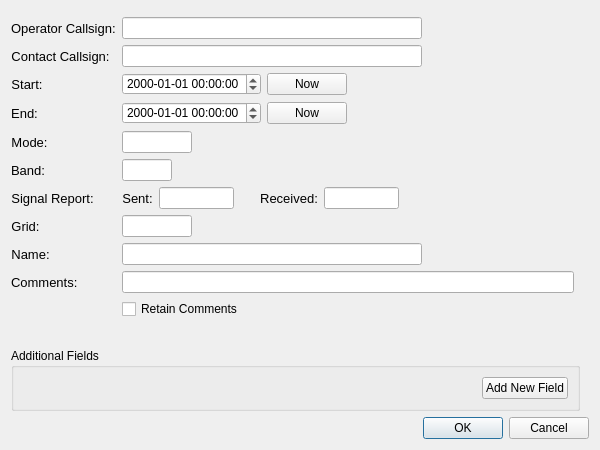
Before: the Qt Designer form logqso.ui in qcmiao1998/js8call, drawn with Qt 5.
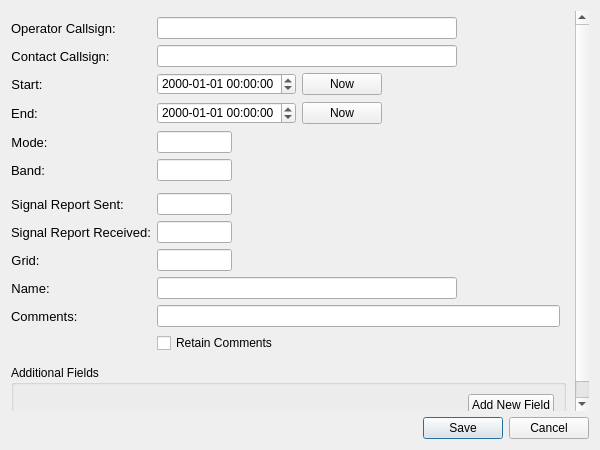
After: the same form once the commit is applied.

Commit message: Cleaned up log window and fixed tab ordering

Patch:
```diff
--- a/logqso.ui
+++ b/logqso.ui
@@ -43,7 +43,7 @@
         <x>0</x>
         <y>0</y>
         <width>568</width>
-        <height>442</height>
+        <height>473</height>
        </rect>
       </property>
       <layout class="QVBoxLayout" name="verticalLayout">
@@ -258,10 +258,13 @@
           <widget class="QLineEdit" name="mode">
            <property name="maximumSize">
             <size>
-             <width>70</width>
+             <width>75</width>
              <height>16777215</height>
             </size>
            </property>
+           <property name="alignment">
+            <set>Qt::AlignCenter</set>
+           </property>
            <property name="readOnly">
             <bool>true</bool>
            </property>
@@ -286,10 +289,13 @@
           <widget class="QLineEdit" name="band">
            <property name="maximumSize">
             <size>
-             <width>50</width>
+             <width>75</width>
              <height>16777215</height>
             </size>
            </property>
+           <property name="alignment">
+            <set>Qt::AlignCenter</set>
+           </property>
           </widget>
          </item>
          <item row="6" column="0">
@@ -300,116 +306,37 @@
            <property name="topMargin">
             <number>0</number>
            </property>
-           <item row="0" column="0">
-            <widget class="QLabel" name="lab6">
-             <property name="font">
-              <font>
-               <pointsize>10</pointsize>
-              </font>
-             </property>
-             <property name="text">
-              <string>Signal Report:</string>
-             </property>
-             <property name="alignment">
-              <set>Qt::AlignCenter</set>
-             </property>
-            </widget>
-           </item>
           </layout>
          </item>
-         <item row="6" column="1">
-          <layout class="QGridLayout" name="gridLayout_3">
-           <property name="topMargin">
-            <number>0</number>
+         <item row="8" column="0">
+          <widget class="QLabel" name="lab7">
+           <property name="font">
+            <font>
+             <pointsize>10</pointsize>
+            </font>
            </property>
-           <item row="1" column="0">
-            <widget class="QLabel" name="label">
-             <property name="font">
-              <font>
-               <pointsize>10</pointsize>
-              </font>
-             </property>
-             <property name="text">
-              <string>Sent:</string>
-             </property>
-             <property name="alignment">
-              <set>Qt::AlignCenter</set>
-             </property>
-            </widget>
-           </item>
-           <item row="1" column="1">
-            <widget class="QLineEdit" name="sent">
-             <property name="maximumSize">
-              <size>
-               <width>75</width>
-               <height>16777215</height>
-              </size>
-             </property>
-             <property name="alignment">
-              <set>Qt::AlignCenter</set>
-             </property>
-            </widget>
-           </item>
-           <item row="1" column="4">
-            <widget class="QLineEdit" name="rcvd">
-             <property name="maximumSize">
-              <size>
-               <width>75</width>
-               <height>16777215</height>
-              </size>
-             </property>
-             <property name="alignment">
-              <set>Qt::AlignCenter</set>
-             </property>
-            </widget>
-           </item>
-           <item row="1" column="3">
-            <widget class="QLabel" name="lab7">
-             <property name="font">
-              <font>
-               <pointsize>10</pointsize>
-              </font>
-             </property>
-             <property name="text">
-              <string>Received:</string>
-             </property>
-             <property name="alignment">
-              <set>Qt::AlignCenter</set>
-             </property>
-            </widget>
-           </item>
-           <item row="1" column="2">
-            <spacer name="horizontalSpacer_4">
-             <property name="orientation">
-              <enum>Qt::Horizontal</enum>
-             </property>
-             <property name="sizeType">
-              <enum>QSizePolicy::Minimum</enum>
-             </property>
-             <property name="sizeHint" stdset="0">
-              <size>
-               <width>20</width>
-               <height>20</height>
-              </size>
-             </property>
-            </spacer>
-           </item>
-           <item row="1" column="5">
-            <spacer name="horizontalSpacer_3">
-             <property name="orientation">
-              <enum>Qt::Horizontal</enum>
-             </property>
-             <property name="sizeHint" stdset="0">
-              <size>
-               <width>40</width>
-               <height>20</height>
-              </size>
-             </property>
-            </spacer>
-           </item>
-          </layout>
+           <property name="text">
+            <string>Signal Report Received:</string>
+           </property>
+           <property name="alignment">
+            <set>Qt::AlignCenter</set>
+           </property>
+          </widget>
          </item>
-         <item row="7" column="0">
+         <item row="8" column="1">
+          <widget class="QLineEdit" name="rcvd">
+           <property name="maximumSize">
+            <size>
+             <width>75</width>
+             <height>16777215</height>
+            </size>
+           </property>
+           <property name="alignment">
+            <set>Qt::AlignCenter</set>
+           </property>
+          </widget>
+         </item>
+         <item row="9" column="0">
           <widget class="QLabel" name="lab8">
            <property name="font">
             <font>
@@ -424,17 +351,20 @@
            </property>
           </widget>
          </item>
-         <item row="7" column="1">
+         <item row="9" column="1">
           <widget class="QLineEdit" name="grid">
            <property name="maximumSize">
             <size>
-             <width>70</width>
+             <width>75</width>
              <height>16777215</height>
             </size>
            </property>
+           <property name="alignment">
+            <set>Qt::AlignCenter</set>
+           </property>
           </widget>
          </item>
-         <item row="9" column="0">
+         <item row="10" column="0">
           <widget class="QLabel" name="lab9">
            <property name="enabled">
             <bool>true</bool>
@@ -452,7 +382,7 @@
            </property>
           </widget>
          </item>
-         <item row="9" column="1">
+         <item row="10" column="1">
           <widget class="QLineEdit" name="name">
            <property name="enabled">
             <bool>true</bool>
@@ -465,7 +395,7 @@
            </property>
           </widget>
          </item>
-         <item row="10" column="0">
+         <item row="11" column="0">
           <widget class="QLabel" name="lab10">
            <property name="enabled">
             <bool>true</bool>
@@ -480,20 +410,48 @@
            </property>
           </widget>
          </item>
-         <item row="10" column="1">
-          <widget class="QLineEdit" name="comments">
-           <property name="enabled">
-            <bool>true</bool>
-           </property>
-          </widget>
-         </item>
          <item row="11" column="1">
+          <widget class="QLineEdit" name="comments">
+           <property name="enabled">
+            <bool>true</bool>
+           </property>
+          </widget>
+         </item>
+         <item row="12" column="1">
           <widget class="QCheckBox" name="cbComments">
            <property name="text">
             <string>Retain Comments</string>
            </property>
           </widget>
          </item>
+         <item row="7" column="0">
+          <widget class="QLabel" name="lab6">
+           <property name="font">
+            <font>
+             <pointsize>10</pointsize>
+            </font>
+           </property>
+           <property name="text">
+            <string>Signal Report Sent:</string>
+           </property>
+           <property name="alignment">
+            <set>Qt::AlignCenter</set>
+           </property>
+          </widget>
+         </item>
+         <item row="7" column="1">
+          <widget class="QLineEdit" name="sent">
+           <property name="maximumSize">
+            <size>
+             <width>75</width>
+             <height>16777215</height>
+            </size>
+           </property>
+           <property name="alignment">
+            <set>Qt::AlignCenter</set>
+           </property>
+          </widget>
+         </item>
         </layout>
        </item>
        <item>
@@ -555,7 +513,7 @@
       <enum>Qt::Horizontal</enum>
      </property>
      <property name="standardButtons">
-      <set>QDialogButtonBox::Cancel|QDialogButtonBox::Ok</set>
+      <set>QDialogButtonBox::Cancel|QDialogButtonBox::Save</set>
      </property>
     </widget>
    </item>
```
Left out of the diff: 3 changed lines with no effect on the pictures.
